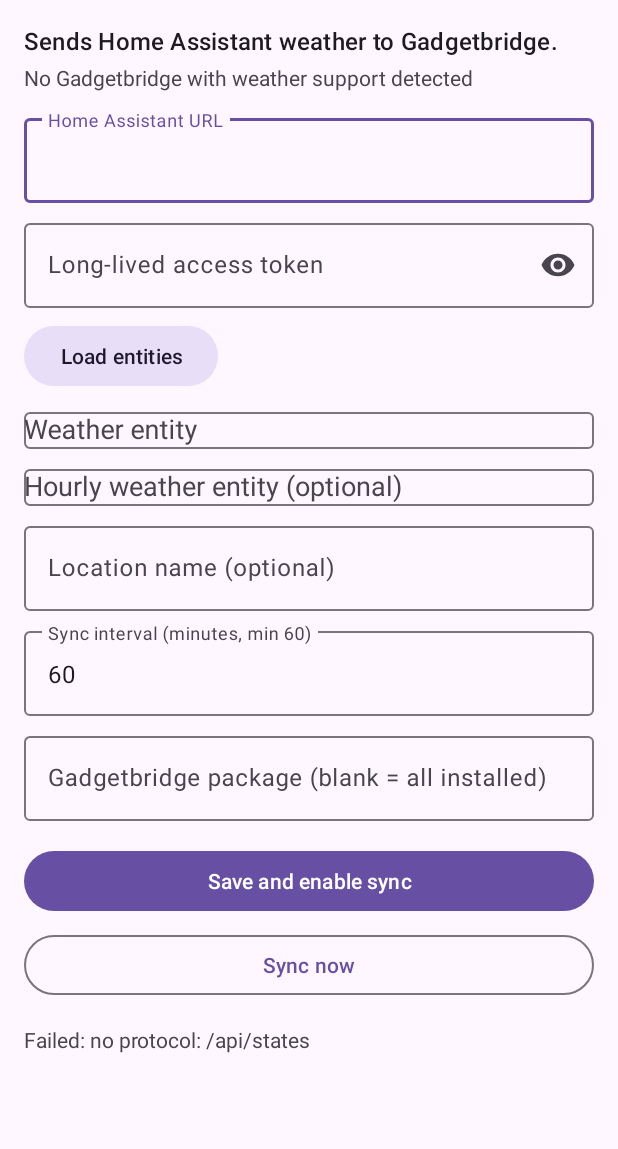
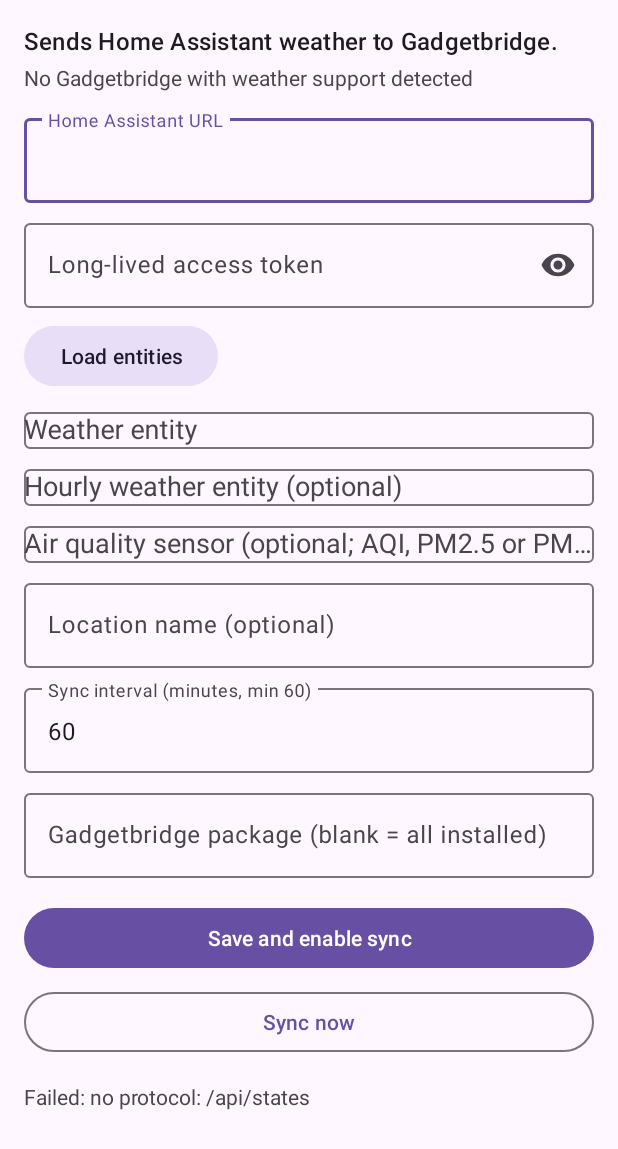
Before and after one commit to aarongorka/home-assistant-weather-provider, an Android app: the screen it shows after launch (MainActivity), after a tap on "Load entities", on a phone screen of 412 x 824 dp. Shown: the top 1149 px of the screen. Run offline under Robolectric (Android 15) with nearby library versions, the phone set to English and light mode, and no system bars; network calls fail.

Commit message:
feat: add AQI sensor

```diff
--- a/app/src/main/java/com/aarongorka/hassweather/MainActivity.kt
+++ b/app/src/main/java/com/aarongorka/hassweather/MainActivity.kt
@@ -19,6 +19,7 @@ class MainActivity : AppCompatActivity() {
         binding.token.setText(settings.token)
         binding.entity.setText(settings.entity)
         binding.hourly.setText(settings.hourlyEntity)
+        binding.airQuality.setText(settings.airQualityEntity)
         binding.location.setText(settings.location)
         binding.interval.setText(settings.intervalMinutes.toString())
         binding.gbPackage.setText(settings.gadgetbridgePackage)
@@ -44,6 +45,7 @@ class MainActivity : AppCompatActivity() {
         token = binding.token.text.toString(),
         entity = binding.entity.text.toString(),
         hourlyEntity = binding.hourly.text.toString(),
+        airQualityEntity = binding.airQuality.text.toString(),
         location = binding.location.text.toString(),
         intervalMinutes = binding.interval.text.toString().toLongOrNull() ?: Settings.DEFAULT_INTERVAL_MINUTES,
         gadgetbridgePackage = binding.gbPackage.text.toString(),
@@ -52,11 +54,16 @@ class MainActivity : AppCompatActivity() {
     private fun loadEntities() {
         val form = readForm()
         background {
-            val entities = HaClient(form.url, form.token).weatherEntities()
+            val client = HaClient(form.url, form.token)
+            val entities = client.weatherEntities()
+            val airQuality = client.airQualityEntities()
             runOnUiThread {
                 val adapter = ArrayAdapter(this, android.R.layout.simple_dropdown_item_1line, entities)
                 binding.entity.setAdapter(adapter)
                 binding.hourly.setAdapter(adapter)
+                binding.airQuality.setAdapter(
+                    ArrayAdapter(this, android.R.layout.simple_dropdown_item_1line, airQuality),
+                )
             }
             getString(R.string.loaded, entities.size)
         }
--- a/app/src/main/java/com/aarongorka/hassweather/Settings.kt
+++ b/app/src/main/java/com/aarongorka/hassweather/Settings.kt
@@ -8,6 +8,7 @@ data class Settings(
     val token: String,
     val entity: String,
     val hourlyEntity: String,
+    val airQualityEntity: String,
     val location: String,
     val intervalMinutes: Long,
     val gadgetbridgePackage: String,
@@ -26,6 +27,7 @@ data class Settings(
                 token = prefs.getString("token", "").orEmpty(),
                 entity = prefs.getString("entity", "").orEmpty(),
                 hourlyEntity = prefs.getString("hourly", "").orEmpty(),
+                airQualityEntity = prefs.getString("air_quality", "").orEmpty(),
                 location = prefs.getString("location", "").orEmpty(),
                 intervalMinutes = prefs.getLong("interval", DEFAULT_INTERVAL_MINUTES),
                 gadgetbridgePackage = prefs.getString("package", "").orEmpty(),
@@ -45,6 +47,7 @@ data class Settings(
             putString("token", token.trim())
             putString("entity", entity.trim())
             putString("hourly", hourlyEntity.trim())
+            putString("air_quality", airQualityEntity.trim())
             putString("location", location.trim())
             putLong("interval", intervalMinutes.coerceAtLeast(MIN_INTERVAL_MINUTES))
             putString("package", gadgetbridgePackage.trim())
--- a/app/src/main/java/com/aarongorka/hassweather/WeatherMapper.kt
+++ b/app/src/main/java/com/aarongorka/hassweather/WeatherMapper.kt
@@ -21,6 +21,7 @@ data class WeatherInput(
     val locationName: String,
     val zone: ZoneId,
     val now: Instant,
+    val airQuality: JSONObject? = null,
 )
 
 /** Builds the JSON that Gadgetbridge's GenericWeatherReceiver parses into a WeatherSpec. */
@@ -78,6 +79,7 @@ object WeatherMapper {
             (todayItem ?: days.firstOrNull()?.second)?.number("precipitation_probability")?.roundToInt(),
         )
         putSun(json, input.sun)
+        json.putIfPresent("airQuality", AirQuality.build(input.airQuality))
 
         val hourlyUnits = input.hourlyState?.optJSONObject("attributes")?.let(::UnitSet) ?: units
         val hourlyStart = input.now.epochSecond - 3600
--- a/app/src/main/java/com/aarongorka/hassweather/WeatherSync.kt
+++ b/app/src/main/java/com/aarongorka/hassweather/WeatherSync.kt
@@ -32,6 +32,8 @@ object WeatherSync {
             locationName = settings.location.ifBlank { config.optString("location_name") },
             zone = runCatching { ZoneId.of(config.optString("time_zone")) }.getOrDefault(ZoneId.systemDefault()),
             now = Instant.now(),
+            airQuality = settings.airQualityEntity.takeIf { it.isNotBlank() }
+                ?.let { runCatching { client.state(it) }.getOrNull() },
         )
         val spec = WeatherMapper.build(input)
         val sent = GadgetbridgeSender.send(context, spec, settings.gadgetbridgePackage)
--- a/app/src/main/res/layout/activity_main.xml
+++ b/app/src/main/res/layout/activity_main.xml
@@ -98,6 +98,21 @@
             android:layout_width="match_parent"
             android:layout_height="wrap_content"
             android:layout_marginTop="8dp"
+            android:hint="@string/hint_air_quality">
+
+            <AutoCompleteTextView
+                android:id="@+id/airQuality"
+                android:layout_width="match_parent"
+                android:layout_height="wrap_content"
+                android:inputType="text"
+                tools:ignore="LabelFor" />
+        </com.google.android.material.textfield.TextInputLayout>
+
+        <com.google.android.material.textfield.TextInputLayout
+            style="@style/Widget.Material3.TextInputLayout.OutlinedBox"
+            android:layout_width="match_parent"
+            android:layout_height="wrap_content"
+            android:layout_marginTop="8dp"
             android:hint="@string/hint_location">
 
             <com.google.android.material.textfield.TextInputEditText
--- a/app/src/main/res/values/strings.xml
+++ b/app/src/main/res/values/strings.xml
@@ -5,6 +5,7 @@
     <string name="hint_url">Home Assistant URL</string>
     <string name="hint_token">Long-lived access token</string>
     <string name="hint_entity">Weather entity</string>
+    <string name="hint_air_quality">Air quality sensor (optional; AQI, PM2.5 or PM10)</string>
     <string name="hint_hourly">Hourly weather entity (optional)</string>
     <string name="hint_location">Location name (optional)</string>
     <string name="hint_interval">Sync interval (minutes, min 60)</string>
```
Also changed, not shown: app/src/main/java/com/aarongorka/hassweather/AirQuality.kt (added, +52 -0 lines), app/src/main/java/com/aarongorka/hassweather/HaClient.kt (+12 -0 lines), 2 other files.
